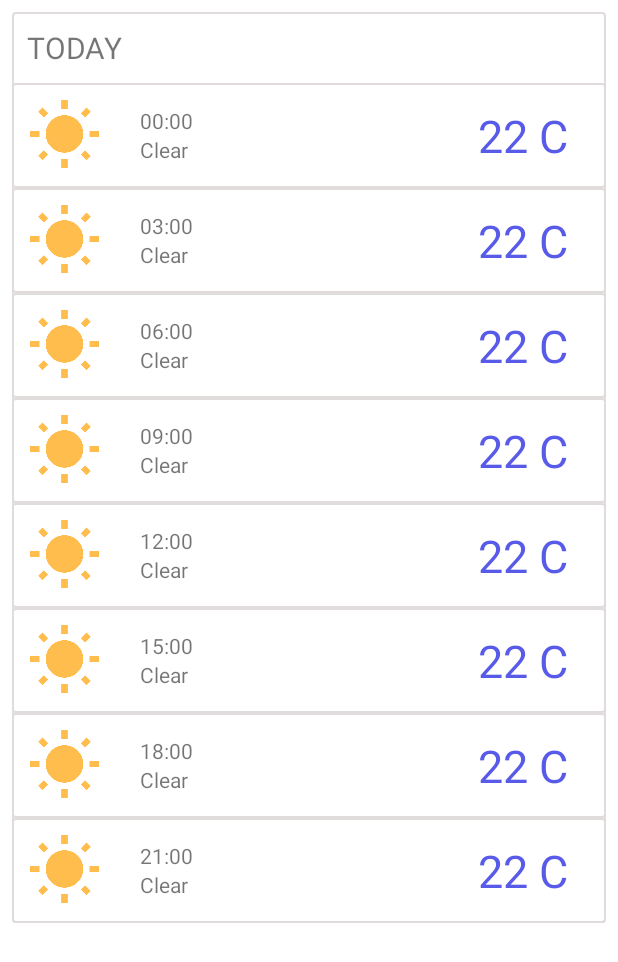
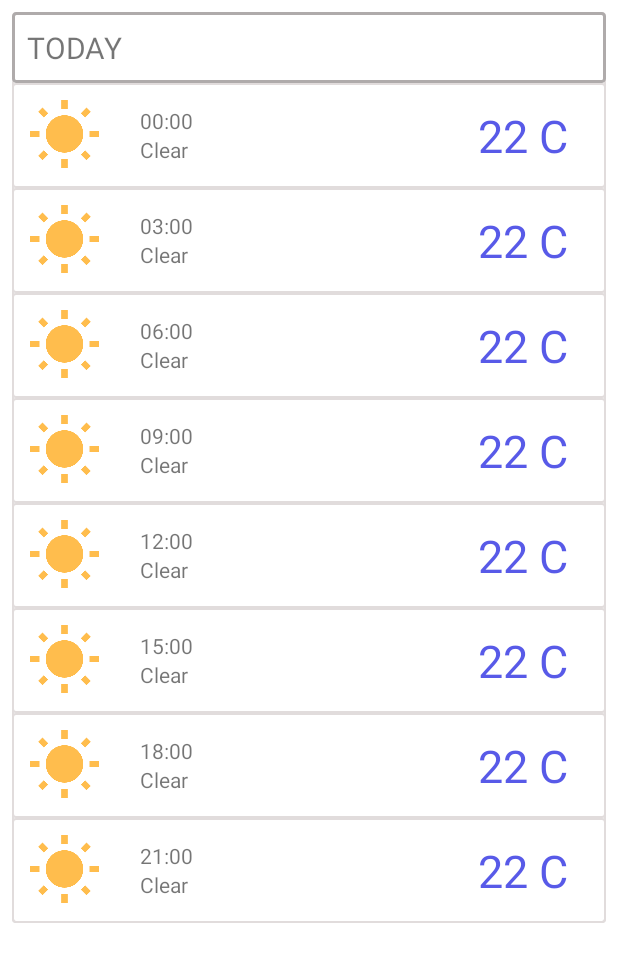
Before and after one commit to PaladinVCT/Simpleweatherapp, an Android app: the layout item_recycler_forecast.xml on its own in the app's theme, with its tools: preview values and no code run, on a phone screen of 412 x 824 dp. Shown: the top 962 px of the screen. Run offline under Robolectric (Android 15) with nearby library versions, the phone set to English and light mode, and no system bars.

Commit message:
forecast fragment fix

```diff
--- /dev/null
+++ b/app/src/main/res/drawable/forecast_day_shape.xml
@@ -0,0 +1,9 @@
+<?xml version="1.0" encoding="utf-8"?>
+<shape xmlns:android="http://schemas.android.com/apk/res/android">
+
+    <stroke
+        android:width="2dp"
+        android:color="@color/darkGray" />
+    <corners android:radius="2dp" />
+
+</shape>
--- a/app/src/main/res/layout/activity_main.xml
+++ b/app/src/main/res/layout/activity_main.xml
@@ -4,7 +4,7 @@
     android:id="@+id/container"
     android:layout_width="match_parent"
     android:layout_height="match_parent"
-    android:paddingTop="?attr/actionBarSize">
+    >
 
     <com.google.android.material.bottomnavigation.BottomNavigationView
         android:id="@+id/nav_view"
--- a/app/src/main/res/layout/fragment_today.xml
+++ b/app/src/main/res/layout/fragment_today.xml
@@ -15,6 +15,7 @@
             android:id="@+id/currentWeatherImageView"
             android:layout_width="150dp"
             android:layout_height="150dp"
+            android:layout_marginTop="50dp"
             app:layout_constraintEnd_toEndOf="parent"
             app:layout_constraintStart_toStartOf="parent"
             app:layout_constraintTop_toTopOf="parent"
@@ -33,7 +34,6 @@
             tools:text="London, UK" />
 
         <TextView
-        android:textColor="@color/colorPrimary"
             android:id="@+id/tempStateTextView"
             android:layout_width="match_parent"
             android:layout_height="wrap_content"
@@ -41,6 +41,7 @@
             android:layout_marginTop="10dp"
             android:layout_marginEnd="30dp"
             android:gravity="center"
+            android:textColor="@color/colorPrimary"
             android:textSize="28sp"
             app:layout_constraintTop_toBottomOf="@+id/locationTextView"
             tools:text="22 C | Sunny" />
@@ -205,6 +206,7 @@
             android:layout_width="wrap_content"
             android:layout_height="wrap_content"
             android:layout_marginTop="40dp"
+            android:paddingBottom="100dp"
             android:text="@string/share"
             android:textColor="@color/share_text_color"
             android:textSize="16sp"
--- a/app/src/main/res/layout/item_recycler_forecast.xml
+++ b/app/src/main/res/layout/item_recycler_forecast.xml
@@ -12,9 +12,16 @@
         android:id="@+id/dayName"
         android:layout_width="match_parent"
         android:layout_height="wrap_content"
-        android:layout_margin="10dp"
+        android:background="@drawable/forecast_day_shape"
+        android:padding="10dp"
         android:textSize="20sp"
         tools:text="TODAY" />
+
+    <LinearLayout
+        android:id="@+id/detailsLayout"
+        android:layout_width="match_parent"
+        android:layout_height="wrap_content"
+        android:orientation="vertical">
 
 
         <androidx.constraintlayout.widget.ConstraintLayout
@@ -40,9 +47,9 @@
                 android:layout_height="wrap_content"
                 android:layout_marginStart="25dp"
                 android:layout_marginTop="15dp"
+                android:text="@string/_00_00"
                 app:layout_constraintStart_toEndOf="@+id/forecastImage00"
-            app:layout_constraintTop_toTopOf="parent"
-            tools:text="00:00" />
+                app:layout_constraintTop_toTopOf="parent" />
 
             <TextView
                 android:id="@+id/forecastCondition00"
@@ -90,9 +97,9 @@
                 android:layout_height="wrap_content"
                 android:layout_marginStart="25dp"
                 android:layout_marginTop="15dp"
+                android:text="@string/_03_00"
                 app:layout_constraintStart_toEndOf="@+id/forecastImage03"
-            app:layout_constraintTop_toTopOf="parent"
-            tools:text="03:00" />
+                app:layout_constraintTop_toTopOf="parent" />
 
             <TextView
                 android:id="@+id/forecastCondition03"
@@ -140,9 +147,9 @@
                 android:layout_height="wrap_content"
                 android:layout_marginStart="25dp"
                 android:layout_marginTop="15dp"
+                android:text="@string/_06_00"
                 app:layout_constraintStart_toEndOf="@+id/forecastImage06"
-            app:layout_constraintTop_toTopOf="parent"
-            tools:text="06:00" />
+                app:layout_constraintTop_toTopOf="parent" />
 
             <TextView
                 android:id="@+id/forecastCondition06"
@@ -190,9 +197,9 @@
                 android:layout_height="wrap_content"
                 android:layout_marginStart="25dp"
                 android:layout_marginTop="15dp"
+                android:text="@string/_09_00"
                 app:layout_constraintStart_toEndOf="@+id/forecastImage09"
-            app:layout_constraintTop_toTopOf="parent"
-            tools:text="09:00" />
+                app:layout_constraintTop_toTopOf="parent" />
 
             <TextView
                 android:id="@+id/forecastCondition09"
@@ -240,9 +247,9 @@
                 android:layout_height="wrap_content"
                 android:layout_marginStart="25dp"
                 android:layout_marginTop="15dp"
+                android:text="@string/_12_00"
                 app:layout_constraintStart_toEndOf="@+id/forecastImage12"
-            app:layout_constraintTop_toTopOf="parent"
-            tools:text="12:00" />
+                app:layout_constraintTop_toTopOf="parent" />
 
             <TextView
                 android:id="@+id/forecastCondition12"
@@ -290,9 +297,9 @@
                 android:layout_height="wrap_content"
                 android:layout_marginStart="25dp"
                 android:layout_marginTop="15dp"
+                android:text="@string/_15_00"
                 app:layout_constraintStart_toEndOf="@+id/forecastImage15"
-            app:layout_constraintTop_toTopOf="parent"
-            tools:text="15:00" />
+                app:layout_constraintTop_toTopOf="parent" />
 
             <TextView
                 android:id="@+id/forecastCondition15"
@@ -340,9 +347,9 @@
                 android:layout_height="wrap_content"
                 android:layout_marginStart="25dp"
                 android:layout_marginTop="15dp"
+                android:text="@string/_18_00"
                 app:layout_constraintStart_toEndOf="@+id/forecastImage18"
-            app:layout_constraintTop_toTopOf="parent"
-            tools:text="18:00" />
+                app:layout_constraintTop_toTopOf="parent" />
 
             <TextView
                 android:id="@+id/forecastCondition18"
@@ -390,9 +397,9 @@
                 android:layout_height="wrap_content"
                 android:layout_marginStart="25dp"
                 android:layout_marginTop="15dp"
+                android:text="@string/_21_00"
                 app:layout_constraintStart_toEndOf="@+id/forecastImage21"
-            app:layout_constraintTop_toTopOf="parent"
-            tools:text="21:00" />
+                app:layout_constraintTop_toTopOf="parent" />
 
             <TextView
                 android:id="@+id/forecastCondition21"
@@ -416,5 +423,6 @@
                 app:layout_constraintTop_toTopOf="parent"
                 tools:text="22 C" />
         </androidx.constraintlayout.widget.ConstraintLayout>
+    </LinearLayout>
 
 </LinearLayout>
--- a/app/src/main/res/values/colors.xml
+++ b/app/src/main/res/values/colors.xml
@@ -4,5 +4,6 @@
     <color name="colorPrimaryDark">#3700B3</color>
     <color name="colorAccent">#03DAC5</color>
     <color name="colorGray">#E1DCDC</color>
+    <color name="darkGray">#AFABAB</color>
     <color name="share_text_color">#FD9E6A</color>
 </resources>
--- a/app/src/main/res/values/strings.xml
+++ b/app/src/main/res/values/strings.xml
@@ -18,4 +18,12 @@
     <string name="celsius">" C"</string>
     <string name="meters_per_second">" m/s"</string>
     <string name="send_to">send to</string>
+    <string name="_00_00">00:00</string>
+    <string name="_03_00">03:00</string>
+    <string name="_06_00">06:00</string>
+    <string name="_09_00">09:00</string>
+    <string name="_12_00">12:00</string>
+    <string name="_15_00">15:00</string>
+    <string name="_18_00">18:00</string>
+    <string name="_21_00">21:00</string>
 </resources>
```
Also changed, not shown: app/src/main/java/by/lebedev/simpleweatherapp/model/FiveDayForecast.kt (+8 -5 lines), app/src/main/java/by/lebedev/simpleweatherapp/ui/fragments/forecast/ForecastFragment.kt (+6 -2 lines), app/src/main/java/by/lebedev/simpleweatherapp/ui/recycler/AdapterForecast.kt (added, +101 -0 lines), app/src/main/java/by/lebedev/simpleweatherapp/utils/WeatherUtils.kt (+104 -2 lines), app/src/main/res/layout/fragment_forecast.xml (+5 -9 lines). Lines whose indentation alone changed are shown as unchanged.
